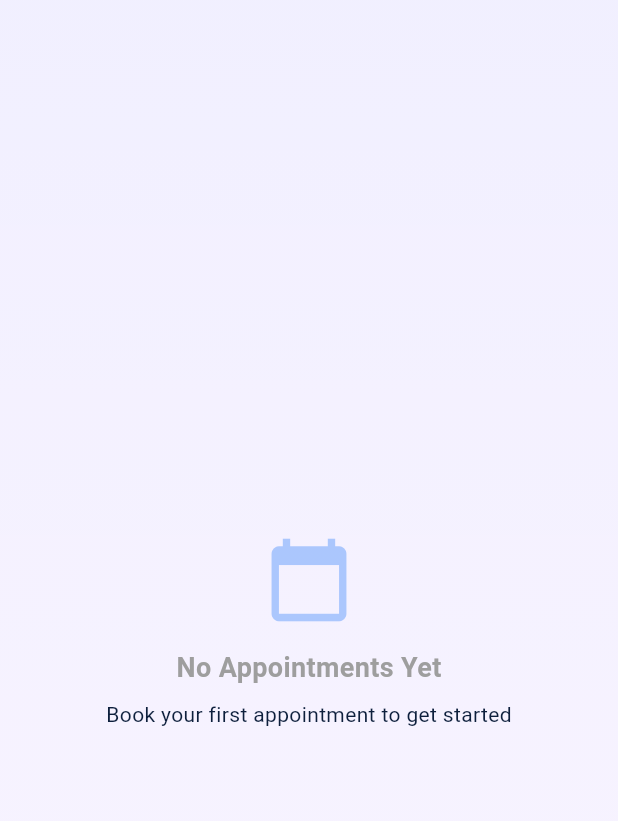
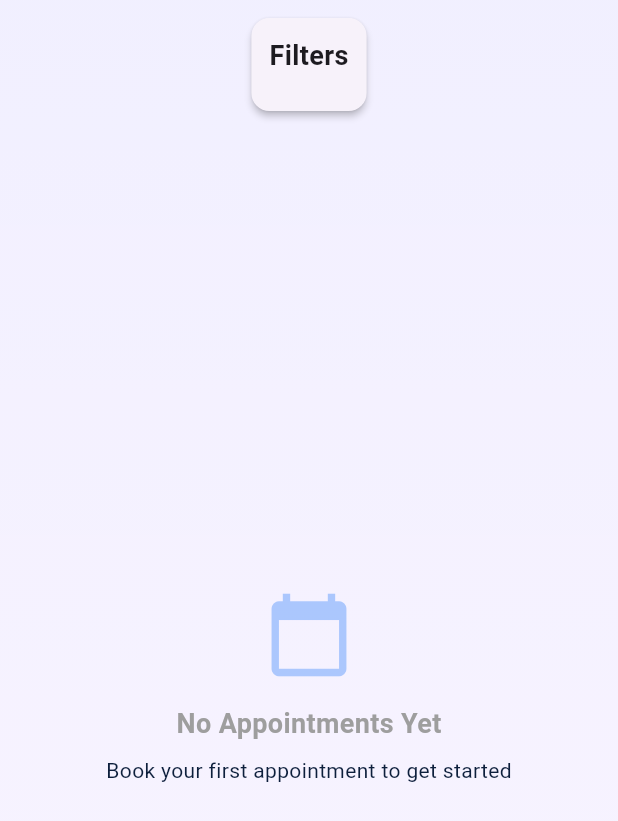
Before and after one commit to shroida/DocPoint, a Flutter app: the AppointmentsScreen screen opened directly with empty values, on a phone screen of 412 x 824 dp. Shown: the top 821 px of the screen. Run offline on Flutter 3.47's test engine with Material 3 defaults, Android fonts, the phone set to English and light mode, and no system bars; our stand-ins replace bloc, flutter_bloc, flutter_screenutil, fpdart, get_it, go_router and 4 more; accounts and stored records are empty.

Commit message:
filter UI

```diff
--- a/lib/features/home/presentation/ui/pages/appointments_screen.dart
+++ b/lib/features/home/presentation/ui/pages/appointments_screen.dart
@@ -104,28 +104,42 @@ class _AppointmentsScreenState extends State<AppointmentsScreen> {
 
               return Column(
                 children: [
+                  const SizedBox(height: 12),
+                  Card(
+                      elevation: 2,
+                      margin: const EdgeInsets.symmetric(horizontal: 8),
+                      child: Padding(
+                        padding: const EdgeInsets.all(12.0),
+                        child: Column(
+                            crossAxisAlignment: CrossAxisAlignment.start,
+                            children: [
+                              const Text('Filters', style: AppStyle.heading3),
+                              const SizedBox(height: 12),
                               Wrap(spacing: 8, runSpacing: 8, children: [
                                 ...appointments.map((appointment) => FilterChip(
-                          label:
-                              Text(appointment.status, style: AppStyle.body2),
-                          selected:
-                              _selectedappointmentStatus == appointment.status,
+                                      label: Text(appointment.status,
+                                          style: AppStyle.body2),
+                                      selected: _selectedappointmentStatus ==
+                                          appointment.status,
                                       onSelected: (selected) {
                                         setState(() {
-                              _selectedappointmentStatus =
-                                  selected ? appointment.status : null;
+                                          _selectedappointmentStatus = selected
+                                              ? appointment.status
+                                              : null;
                                         });
                                       },
                                       selectedColor: AppColors.primaryLight,
                                       backgroundColor: AppColors.surface,
                                       labelStyle: TextStyle(
-                            color:
-                                _selectedappointmentStatus == appointment.status
+                                        color: _selectedappointmentStatus ==
+                                                appointment.status
                                             ? AppColors.primary
                                             : AppColors.textPrimary,
                                       ),
                                     )),
                               ]),
+                            ]),
+                      )),
                   SizedBox(height: 16.h),
                   Expanded(child: _buildAppointmentList(filteredAppointments)),
                 ],
```
Lines whose indentation alone changed are shown as unchanged.
